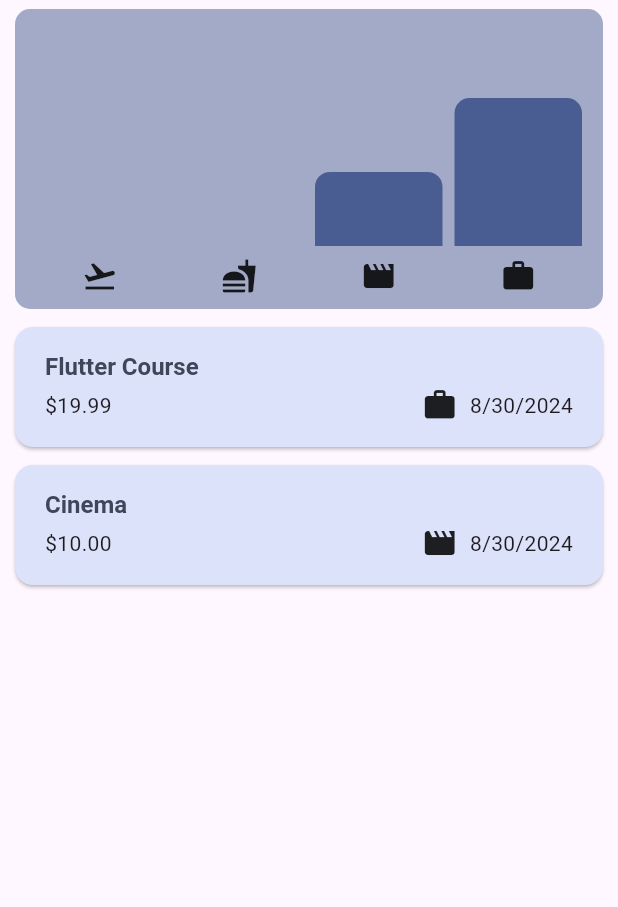
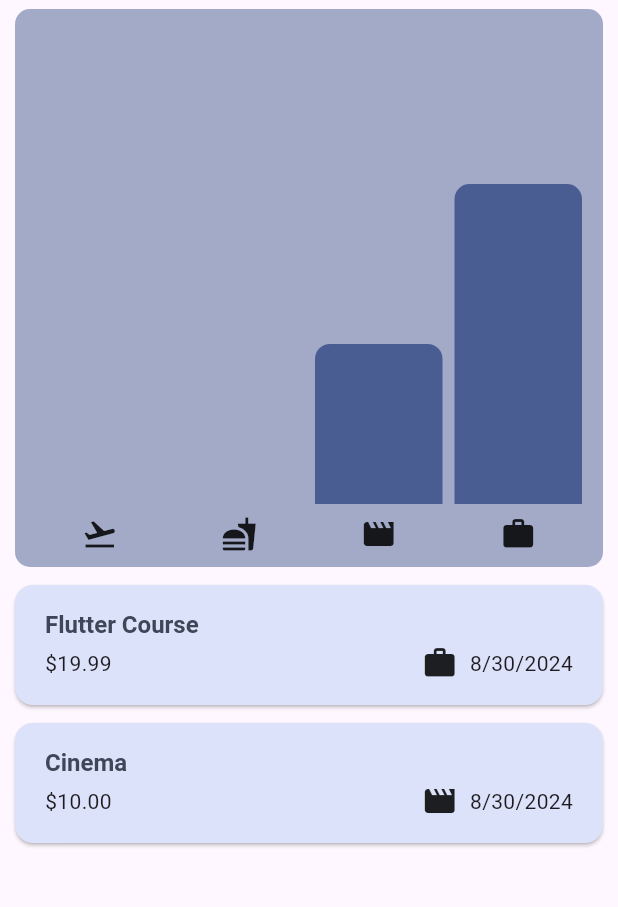
Before and after one commit to neeraj-bhatt/flutter-projects, a Flutter app: the screen it shows after launch, on a phone screen of 412 x 824 dp, the part 84-991 px from its top. Run offline on Flutter 3.47's test engine with Material 3 defaults, Android fonts, the phone set to English and light mode, and no system bars.

Commit message:
Responsiveness added

```diff
--- a/expense_tracking/lib/widgets/chart/chart.dart
+++ b/expense_tracking/lib/widgets/chart/chart.dart
@@ -35,7 +35,7 @@ class Chart extends StatelessWidget {
   Widget build(context) {
     bool isDark = Theme.of(context).brightness == Brightness.dark;
     return Container(
-        height: 200,
+        height: 300,
         width: double.infinity,
         margin: Theme.of(context).cardTheme.margin,
         padding: const EdgeInsets.all(10.0),
--- a/expense_tracking/lib/widgets/expenses.dart
+++ b/expense_tracking/lib/widgets/expenses.dart
@@ -50,7 +50,8 @@ class _ExpensesState extends State<Expenses> {
     setState(() {
       _registeredExpenses.remove(expense);
     });
-    ScaffoldMessenger.of(context).clearSnackBars(); //clears the old SnackBars before new one comes up
+    ScaffoldMessenger.of(context)
+        .clearSnackBars(); //clears the old SnackBars before new one comes up
     ScaffoldMessenger.of(context).showSnackBar(
       SnackBar(
         duration: const Duration(seconds: 3),
@@ -68,6 +69,9 @@ class _ExpensesState extends State<Expenses> {
 
   @override
   Widget build(context) {
+    final width = MediaQuery.of(context).size.width;
+    final height = MediaQuery.of(context).size.height;
+
     Widget mainContent = const Center(
       child: Text("No Expense Found, Try to Add some"),
     );
@@ -89,9 +93,18 @@ class _ExpensesState extends State<Expenses> {
           ),
         ],
       ),
-      body: Column(
+      body: width < height
+          ? Column(
               children: [
-          Chart(expenses: _registeredExpenses),
+                Expanded(child: Chart(expenses: _registeredExpenses)),
+                Expanded(
+                  child: mainContent,
+                ),
+              ],
+            )
+          : Row(
+              children: [
+                Expanded(child: Chart(expenses: _registeredExpenses)),
                 Expanded(
                   child: mainContent,
                 ),
```
Also changed, not shown: expense_tracking/lib/widgets/new_expenses.dart (+9 -2 lines). Lines whose indentation alone changed are shown as unchanged.
